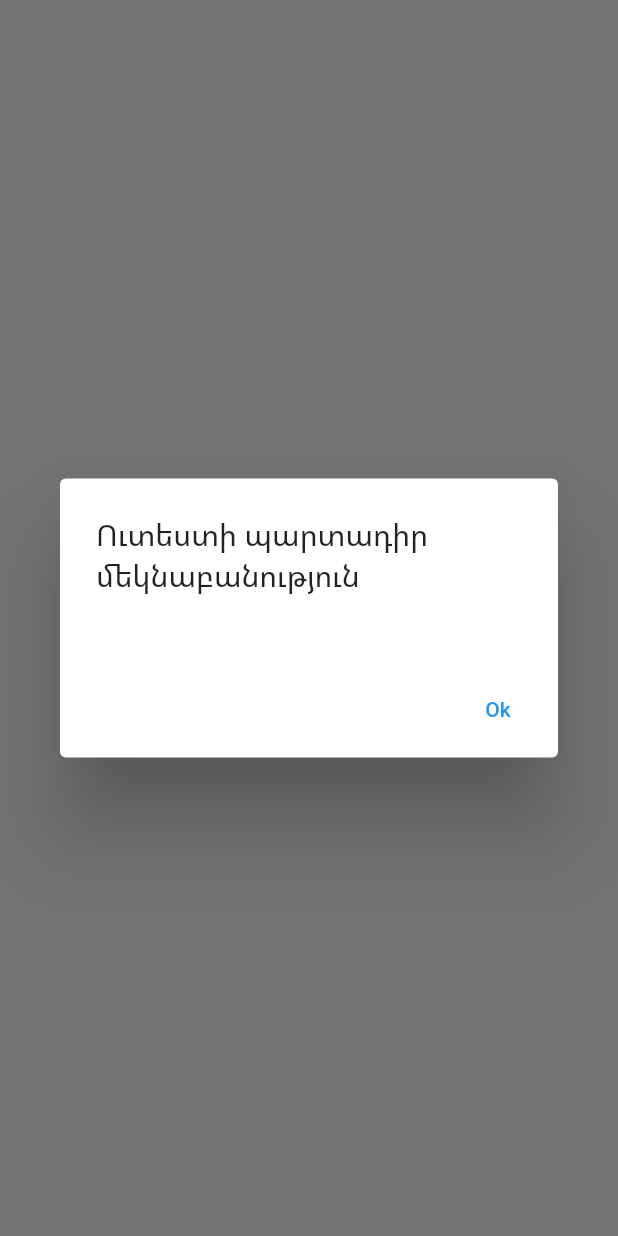
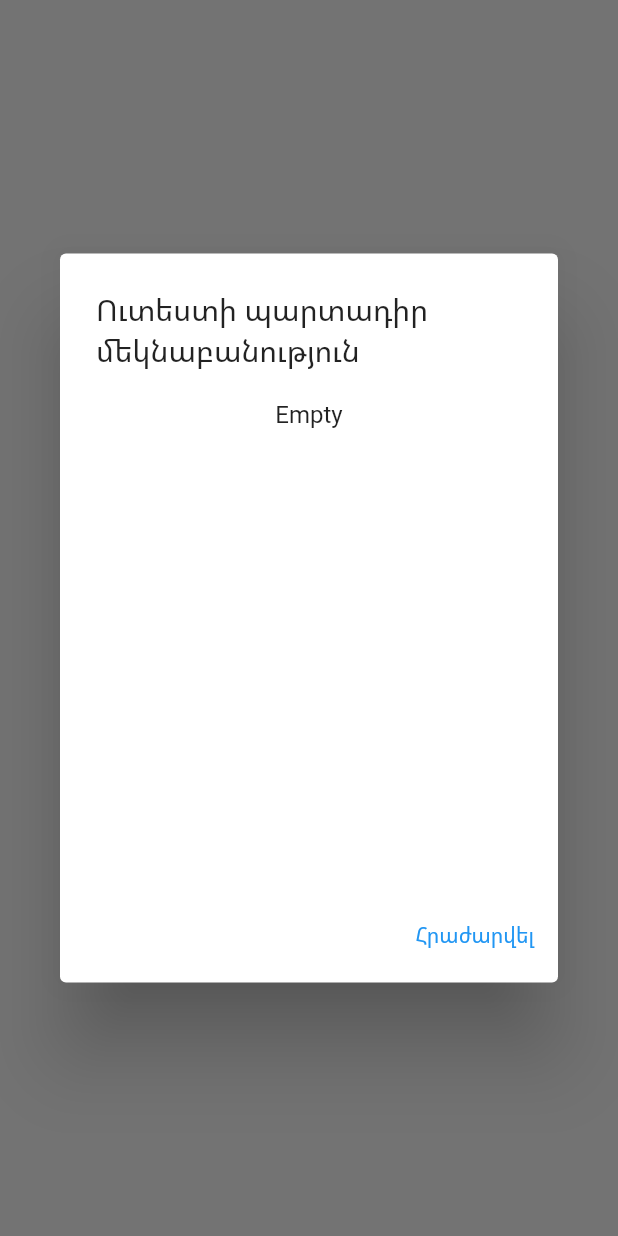
Before and after one commit to End1-1/Cafe5WaiterMobileClient, a Flutter app: what getComment() shows on an empty page, opened directly with empty values, on a phone screen of 412 x 824 dp. Run offline on Flutter 3.47's test engine with Material 2 defaults, Android fonts, the phone set to English and light mode, and no system bars; our stand-ins replace firebase_core, firebase_messaging, flutter_local_notifications, shared_preferences, sqflite, timezone; missing offline and left inert: flutter_barcode_scanner; accounts and stored records are empty.

Commit message:
Pre special dish

```diff
--- a/lib/class_dish.dart
+++ b/lib/class_dish.dart
@@ -4,11 +4,12 @@ class ClassDish {
   int id;
   int part2;
   String name;
+  int quicklist;
 
   Color bgColor = Colors.white;
   Color textColor = Colors.black54;
 
-  ClassDish(this.id, this.part2, this.name);
+  ClassDish(this.id, this.part2, this.name, this.quicklist);
 
   static Map<int, ClassDish> map = Map();
 }
--- a/lib/class_dishes_special_comment_dlg.dart
+++ b/lib/class_dishes_special_comment_dlg.dart
@@ -5,43 +5,41 @@ import 'class_dish_comment.dart';
 
 class ClassDishesSpecialCommentDlg {
 
-  static Future<String?> getComment(BuildContext context, int dishid, String msg) async {
-    List<String> comments = [];
+  static Map<int, List<String>> specialComments = {};
+
+  static void init() {
     for (int i = 0; i < ClassDishComment.list.length; i++) {
       final ClassDishComment cmn = ClassDishComment.list.elementAt(i);
-      if (cmn.forid != dishid) {
-        continue;
+      if (cmn.forid > 0) {
+        if (!specialComments.containsKey(cmn.forid)) {
+          specialComments[cmn.forid] = [];
+        }
+        specialComments[cmn.forid]!.add(cmn.name);
       }
-      comments.add(cmn.name);
     }
+  }
+
+  static bool specialCommentForDish(int id) {
+    return specialComments.containsKey(id);
+  }
+
+  static Future<String?> getComment(BuildContext context, int dishid, String msg) async {
+
     return showDialog<String>(
       context: context,
       barrierDismissible: false, // user must tap button!
       builder: (BuildContext context) {
         return AlertDialog(
           title: Text(tr('Dish required comment')),
-          content: SingleChildScrollView(
-            child: ListView.builder(
-          itemCount: comments.length,
-          shrinkWrap: true,
-          itemBuilder: (BuildContext context, int index) {
-            return GestureDetector(
-              onTap: (){
-                Navigator.of(context).pop(comments[index]);
-              },
-              child: SizedBox(
-                width: double.infinity,
-                  height: 50,
-                  child: Align(
-                alignment: Alignment.center,
-                child: Text(comments[index], style: const TextStyle())
-              ))
-            ) ;
-          },
+          content: SizedBox(
+            height: 300,
+        width: 300,
+        child: Column (
+            children: _comments(context, dishid)
           )),
           actions: [
             TextButton(
-              child: Text(tr("Ok")),
+              child: Text(tr("Cancel")),
               onPressed: () {
                 Navigator.of(context).pop();
               },
@@ -52,4 +50,28 @@ class ClassDishesSpecialCommentDlg {
     );
   }
 
+  static List<Widget> _comments(BuildContext c, int id) {
+    List<Widget> w = [];
+    List<String>? comments = specialComments[id];
+    if (comments == null) {
+      w.add(const Text("Empty"));
+    } else {
+      for (String s in comments) {
+        w.add(GestureDetector(
+            onTap: (){
+              Navigator.of(c).pop(s);
+            },
+            child: SizedBox(
+                width: 200,
+                height: 50,
+                child: Align(
+                    alignment: Alignment.center,
+                    child: Text(s, style: const TextStyle())
+                ))
+        ));
+      }
+    }
+    return w;
+  }
+
 }
--- a/lib/class_menudish.dart
+++ b/lib/class_menudish.dart
@@ -7,6 +7,7 @@ class ClassMenuDish {
   double price;
   String print1;
   String print2;
+  String comment = "";
   int storeid;
   ClassDish? dish;
 
--- a/lib/config.dart
+++ b/lib/config.dart
@@ -18,7 +18,7 @@ List<String> dbCreate = [
   "create table tables (id int primary key, hall int, state int, name text, orderid text, q int)",
   "create table dish_part1 (id int primary key, name text)",
   "create table dish_part2 (id int primary key, parentid int, part1 int, bgcolor int, textcolor int, name text, q int)",
-  "create table dish (id int, part2 int, bgcolor int, textcolor int, name text, q int)",
+  "create table dish (id int, part2 int, bgcolor int, textcolor int, name text, q int, quicklist)",
   "create table car_model (id int, name text)",
   "create table dish_comment (id int, forid int, name text)",
   "create table dish_menu (id int, menuid int, typeid int, dishid int, price real, storeid int, print1 text, print2 text)"
--- a/lib/db.dart
+++ b/lib/db.dart
@@ -23,7 +23,7 @@ class Db {
           for (String s in createList) {
             db.execute(s);
           }
-        }, version: 32)
+        }, version: 33)
             .then((value) => db = value);
       });
     }
--- a/lib/home_page.dart
+++ b/lib/home_page.dart
@@ -19,6 +19,7 @@ import 'package:flutter/material.dart';
 import 'package:sqflite/sqflite.dart';
 
 import 'class_dish_comment.dart';
+import 'class_dishes_special_comment_dlg.dart';
 
 class WidgetHome extends StatefulWidget {
   WidgetHome({super.key}) {
@@ -177,7 +178,7 @@ class WidgetHomeState extends BaseWidgetState with TickerProviderStateMixin {
             Batch b = txn.batch();
             b.delete("dish");
             for (int i = 0; i < nt.rowCount; i++) {
-              b.insert("dish", {'id': nt.getRawData(i, 0), 'part2': nt.getRawData(i, 1), 'bgcolor': nt.getRawData(i, 2), 'textcolor': nt.getRawData(i, 3), 'name': nt.getRawData(i, 4), 'q': nt.getRawData(i, 5)});
+              b.insert("dish", {'id': nt.getRawData(i, 0), 'part2': nt.getRawData(i, 1), 'bgcolor': nt.getRawData(i, 2), 'textcolor': nt.getRawData(i, 3), 'name': nt.getRawData(i, 4), 'q': nt.getRawData(i, 5), 'quicklist': nt.getRawData(i, 6)});
             }
             b.commit();
           });
@@ -518,7 +519,7 @@ class WidgetHomeState extends BaseWidgetState with TickerProviderStateMixin {
     await Db.query("dish").then((map) {
       ClassDish.map.clear();
       List.generate(map.length, (i) {
-        ClassDish cd = ClassDish(map[i]["id"], map[i]["part2"], map[i]["name"]);
+        ClassDish cd = ClassDish(map[i]["id"], map[i]["part2"], map[i]["name"], map[i]["quicklist"]);
         cd.bgColor = Color(map[i]["bgcolor"]);
         cd.textColor = Color(map[i]["textcolor"]);
         ClassDish.map[cd.id] = cd;
@@ -540,6 +541,7 @@ class WidgetHomeState extends BaseWidgetState with TickerProviderStateMixin {
         ClassDishComment cm = ClassDishComment(map[i]["id"], map[i]["forid"], map[i]["name"]);
         ClassDishComment.list.add(cm);
       });
+      ClassDishesSpecialCommentDlg.init();
     });
 
     print(DateTime.now());
--- a/lib/translator.dart
+++ b/lib/translator.dart
@@ -20,7 +20,8 @@ const Map<String, String> vals = {
   'dish comment': 'Ուտեստի մեկնաբանություն',
   'dish manual comment': 'Մեկնաբանության խմբագրում',
   'confirm to logout': 'Հաստատեք ելքը',
-  'dish required comment': 'Ուտեստի պարտադիր մեկնաբանություն'
+  'dish required comment': 'Ուտեստի պարտադիր մեկնաբանություն',
+  'cancel': 'Հրաժարվել',
 };
 
 String tr(String s) {
```
Also changed, not shown: lib/widget_orderwindow.dart (+12 -2 lines).
